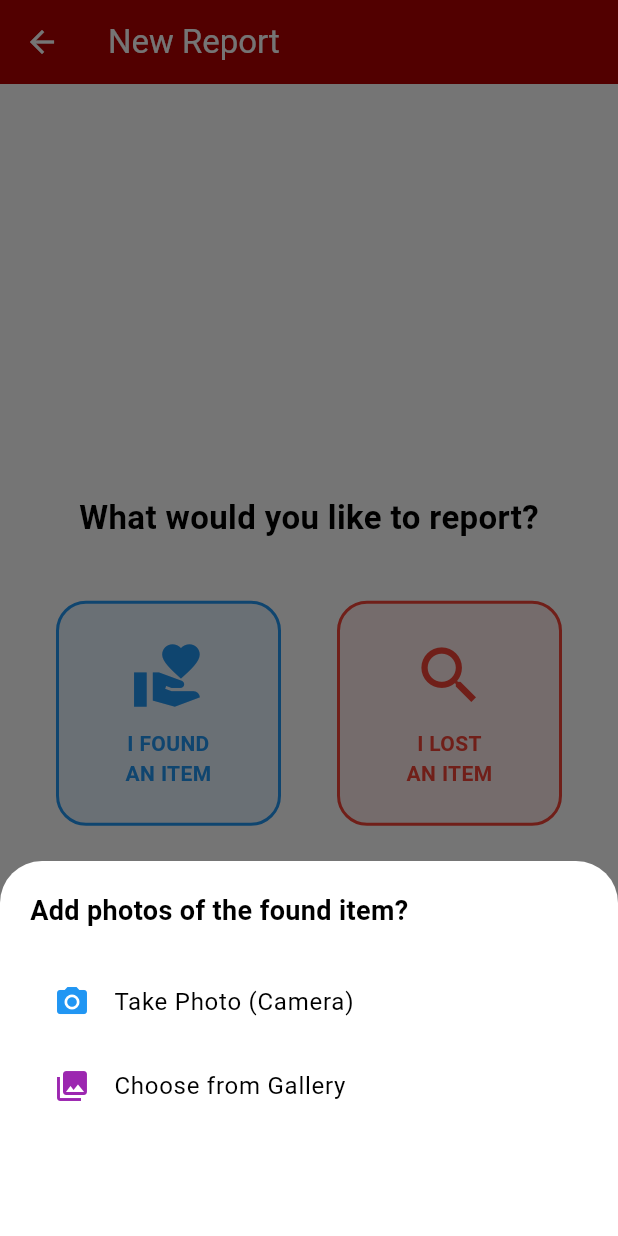
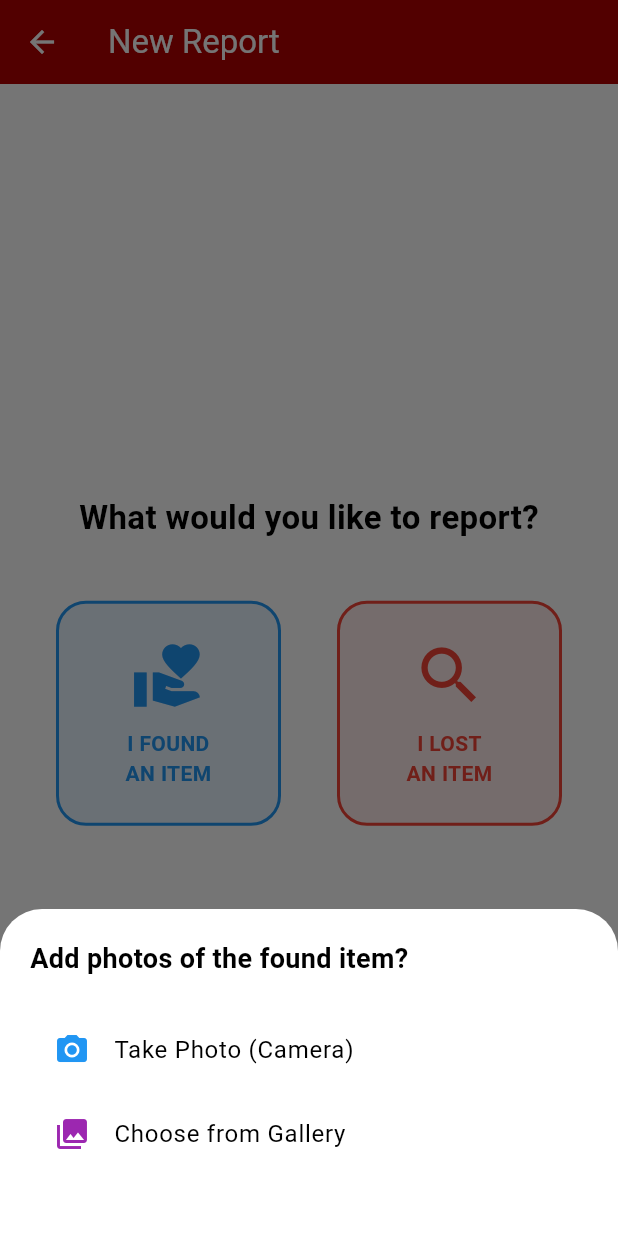
Before and after one commit to alfsyhm1/upm_lost_found, a Flutter app: the ReportScreen screen opened directly, after a tap on an icon or button, on a phone screen of 412 x 824 dp. Run offline on Flutter 3.47's test engine with Material 3 defaults, Android fonts, the phone set to English and light mode, and no system bars; our stand-ins replace badges, confetti, flutter_map, geocoding, geolocator, image_picker and 4 more; missing offline and left inert: google_mlkit_image_labeling; accounts and stored records are empty.

Commit message:
working well

```diff
--- a/lib/screens/item_detail_screen.dart
+++ b/lib/screens/item_detail_screen.dart
@@ -98,7 +98,10 @@ class ItemDetailScreen extends StatelessWidget {
 
     if (context.mounted) {
       Navigator.push(context, MaterialPageRoute(builder: (_) => ChatScreen(
-        otherUserId: item.reportedBy!, otherUserName: item.reportedUsername ?? "User", itemId: item.id,
+        otherUserId: item.reportedBy!,
+        otherUserName: item.reportedUsername ?? "User",
+        itemId: item.id,
+        itemName: item.title, // <--- ADD THIS LINE to pass the name
       )));
     }
   }
--- a/lib/screens/report_screen.dart
+++ b/lib/screens/report_screen.dart
@@ -109,12 +109,19 @@ class _ReportScreenState extends State<ReportScreen> {
 
   Future<void> _handleSelection(String type) async {
     setState(() => _type = type);
+
     showModalBottomSheet(
       context: context,
-      builder: (ctx) => Container(
+      isScrollControlled: true, // Allows the sheet to adjust size properly
+      builder: (ctx) => Padding(
+        padding: EdgeInsets.only(
+          bottom: MediaQuery.of(ctx).viewInsets.bottom, // Handles keyboard if it were to appear
+        ),
+        child: Container(
           padding: const EdgeInsets.all(20),
-        height: 250,
+          // height: 250,  <--- REMOVED FIXED HEIGHT to prevent overflow
           child: Column(
+            mainAxisSize: MainAxisSize.min, // <--- ADDED: Makes height fit content exactly
             crossAxisAlignment: CrossAxisAlignment.start,
             children: [
               Text("Add photos of the $type item?", style: const TextStyle(fontSize: 18, fontWeight: FontWeight.bold)),
@@ -139,7 +146,10 @@ class _ReportScreenState extends State<ReportScreen> {
                     _getSmartLocation();
                   },
                 ),
+              // Add extra safety padding at bottom
+              const SizedBox(height: 20),
             ],
+          ),
         ),
       ),
     );
```
Also changed, not shown: lib/screens/chat_screen.dart (+32 -4 lines). Lines whose indentation alone changed are shown as unchanged.
